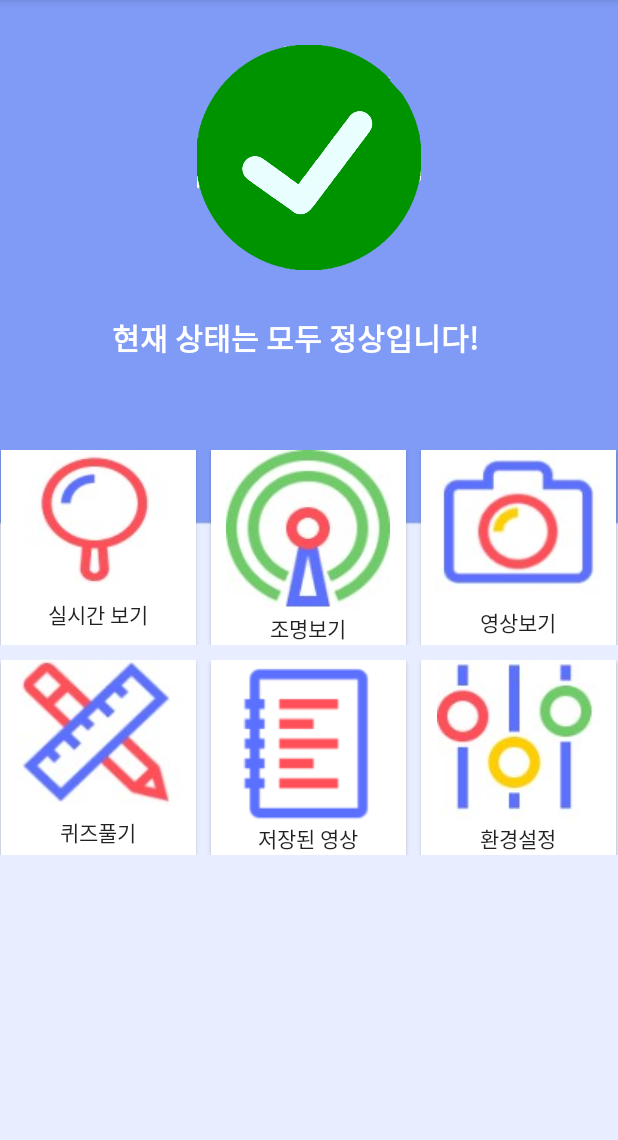
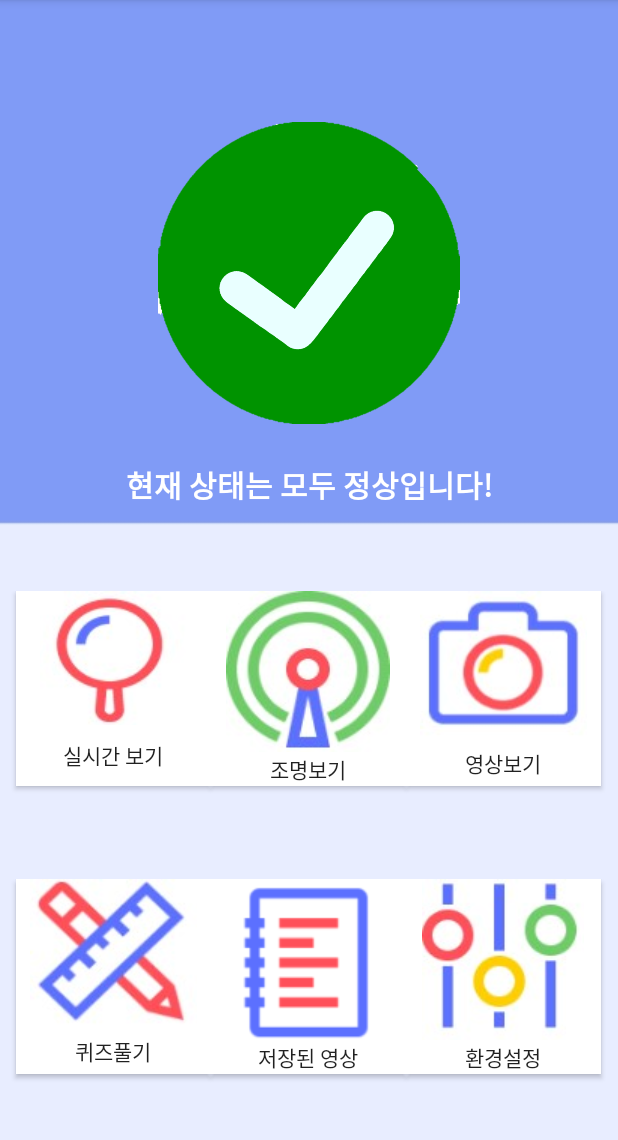
Before and after one commit to cathy192/IOTFire_project, an Android app: the screen it shows after launch (MainActivity), on a phone screen of 412 x 824 dp, the part 84-1224 px from its top. Run offline under Robolectric (Android 15) with nearby library versions, the phone set to English and light mode, and no system bars; our stand-ins replace Volley; libraries missing offline, so code that uses them is left out: com.loopj.android, cz.msebera.android; 2 statements that could not run were skipped.

Commit message:
fixed mainActivity xml

```diff
--- a/app/src/main/res/layout/activity_main.xml
+++ b/app/src/main/res/layout/activity_main.xml
@@ -18,6 +18,7 @@
 
         <TextView
             android:layout_width="match_parent"
+            android:layout_weight="1"
             android:layout_height="30dp"
             />
 
@@ -25,7 +26,7 @@
             android:id="@+id/imageView"
             android:layout_width="match_parent"
             android:layout_height="150dp"
-            android:layout_marginBottom="30dp"
+            android:layout_weight="1"
             app:srcCompat="@drawable/check2" />
 
         <TextView
@@ -33,17 +34,18 @@
             android:layout_width="match_parent"
             android:layout_height="wrap_content"
             android:layout_gravity="center_horizontal"
-            android:layout_marginLeft="50dp"
+            android:layout_weight="1"
+            android:gravity="center"
+            android:text="현재 상태는 모두 정상입니다!"
             android:textColor="#ffffff"
             android:textSize="20dp"
-            android:textStyle="bold"
-            android:layout_marginBottom="30dp"
-            android:text="현재 상태는 모두 정상입니다!" />
+            android:textStyle="bold" />
 
         <LinearLayout
             android:layout_width="match_parent"
             android:layout_height="wrap_content"
             android:layout_marginTop="30dp"
+            android:layout_weight="1"
             android:gravity="center"
             android:orientation="horizontal">
 
@@ -52,6 +54,7 @@
                 android:id="@+id/button1"
                 android:layout_width="130dp"
                 android:layout_height="130dp"
+                android:layout_gravity="center_horizontal"
                 android:background="#ffffff"
                 android:text="실시간 보기"
                 android:drawableTop="@drawable/mirror" />
@@ -61,7 +64,6 @@
                 android:layout_width="130dp"
                 android:layout_height="130dp"
                 android:layout_gravity="center_horizontal"
-                android:layout_marginLeft="10dp"
                 android:background="#ffffff"
                 android:drawableTop="@drawable/lightt"
                 android:shadowColor="#000000"
@@ -72,7 +74,6 @@
                 android:layout_width="130dp"
                 android:layout_height="130dp"
                 android:layout_gravity="center_horizontal"
-                android:layout_marginLeft="10dp"
                 android:background="#ffffff"
                 android:drawableTop="@drawable/test"
                 android:text="영상보기" />
@@ -82,6 +83,7 @@
             android:layout_width="match_parent"
             android:layout_height="wrap_content"
             android:layout_marginTop="10dp"
+            android:layout_weight="1"
             android:gravity="center"
             android:orientation="horizontal">
 
@@ -89,7 +91,6 @@
                 android:id="@+id/button4"
                 android:layout_width="130dp"
                 android:layout_height="130dp"
-
                 android:layout_gravity="center_horizontal"
                 android:background="#ffffff"
                 android:drawableTop="@drawable/ruler"
@@ -99,7 +100,7 @@
                 android:id="@+id/button5"
                 android:layout_width="130dp"
                 android:layout_height="130dp"
-                android:layout_marginLeft="10dp"
+                android:layout_gravity="center_horizontal"
                 android:background="#ffffff"
                 android:drawableTop="@drawable/note"
                 android:text="저장된 영상" />
@@ -108,7 +109,7 @@
                 android:id="@+id/button6"
                 android:layout_width="130dp"
                 android:layout_height="130dp"
-                android:layout_marginLeft="10dp"
+                android:layout_gravity="center_horizontal"
                 android:background="#ffffff"
                 android:drawableTop="@drawable/set"
                 android:text="환경설정" />
```
